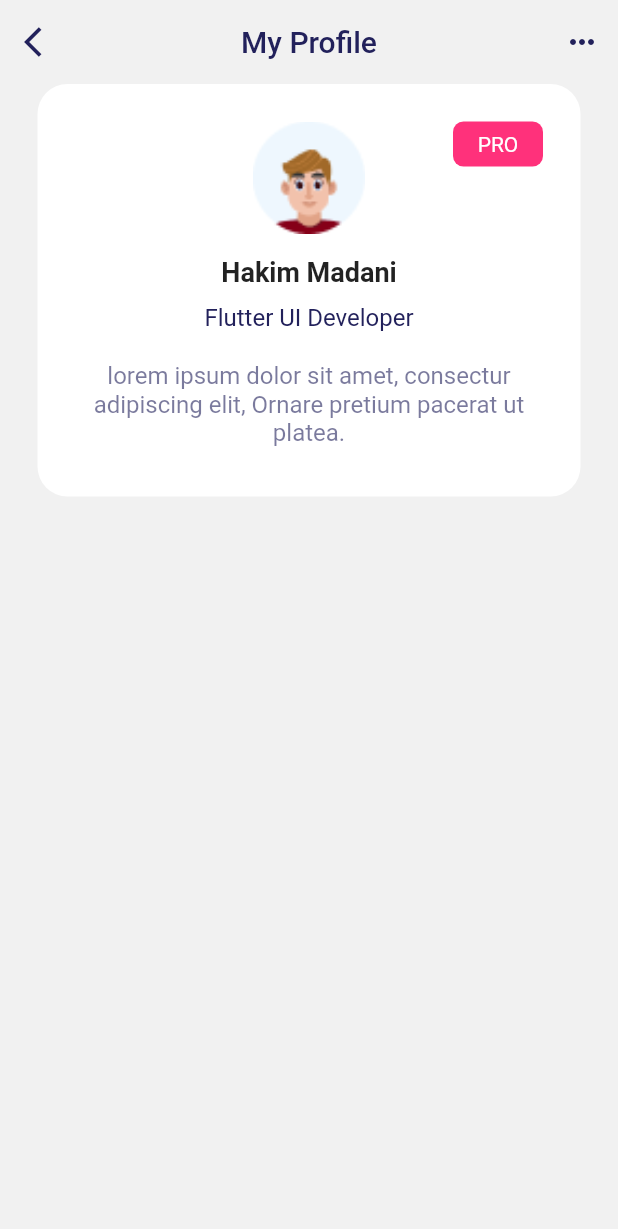
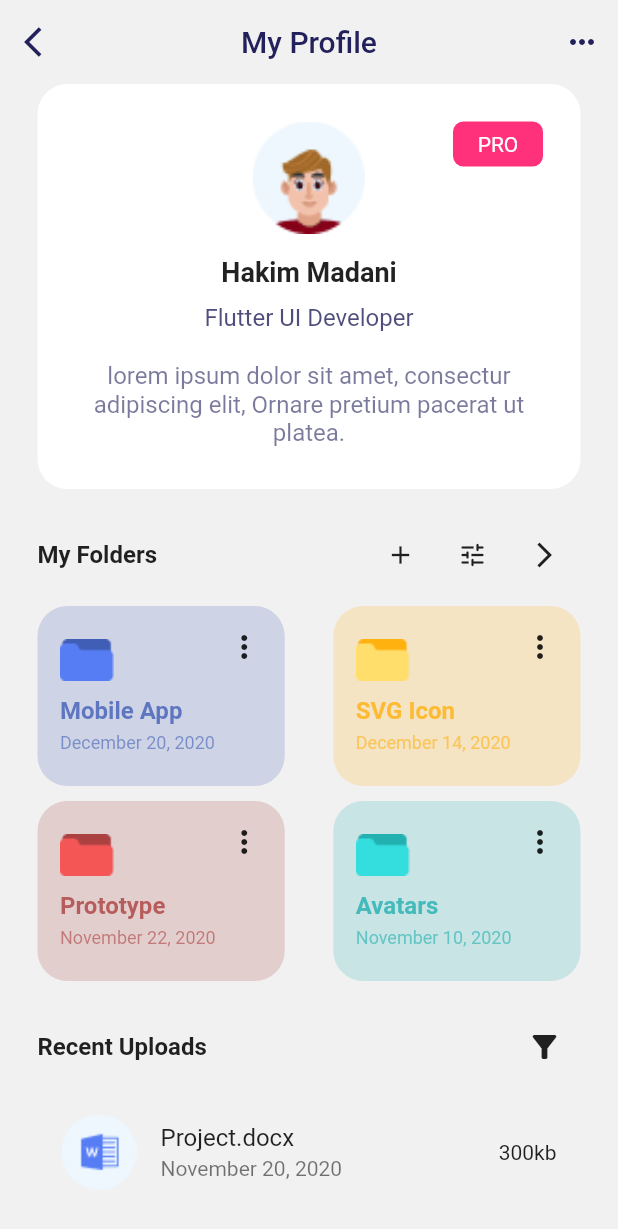
Before and after one commit to DVCone/dirbbox, a Flutter app: the ProfileView screen opened by its route, on a phone screen of 412 x 824 dp. Shown: the top 1229 px of the screen. Run offline on Flutter 3.47's test engine with Material 2 defaults, Android fonts, the phone set to English and light mode, and no system bars; our stand-ins replace get.

Commit message:
4 upload

```diff
--- a/lib/app/modules/login/views/login_view.dart
+++ b/lib/app/modules/login/views/login_view.dart
@@ -1,3 +1,5 @@
+import 'package:dirbbox/app/modules/profile/views/profile_view.dart';
+
 import 'package:flutter/material.dart';
 
 import 'package:get/get.dart';
@@ -54,8 +56,7 @@ class LoginView extends GetView<LoginController> {
                     "Best cloud storage platform for all bussiness and idividuals to manage their data\n\nJoin For Free",
                     style: TextStyle(
                       fontSize: 16,
-                      color: Color(0xFF22215B),
-                      fontWeight: FontWeight.w300,
+                      color: Color(0xFF22215B).withOpacity(0.6),
                     ),
                   ),
                 ),
@@ -64,11 +65,16 @@ class LoginView extends GetView<LoginController> {
                   mainAxisAlignment: MainAxisAlignment.spaceBetween,
                   children: [
                     ElevatedButton(
-                      onPressed: () {},
+                      onPressed: () {
+                        Get.to(ProfileView());
+                      },
                       child: Row(
                         mainAxisAlignment: MainAxisAlignment.center,
                         children: [
-                          Image.asset("assets/icons/finger.png"),
+                          Icon(
+                            Icons.fingerprint,
+                            color: Color(0xFF567DF4),
+                          ),
                           SizedBox(width: 10),
                           Text(
                             "Smart Id",
@@ -87,7 +93,9 @@ class LoginView extends GetView<LoginController> {
                       ),
                     ),
                     ElevatedButton(
-                      onPressed: () {},
+                      onPressed: () {
+                        Get.to(ProfileView());
+                      },
                       child: Row(
                         mainAxisAlignment: MainAxisAlignment.center,
                         children: [
@@ -98,7 +106,10 @@ class LoginView extends GetView<LoginController> {
                             ),
                           ),
                           SizedBox(width: 10),
-                          Image.asset("assets/icons/panah-kanan.png"),
+                          Icon(
+                            Icons.east,
+                            size: 20,
+                          ),
                         ],
                       ),
                       style: ElevatedButton.styleFrom(
@@ -117,8 +128,7 @@ class LoginView extends GetView<LoginController> {
                     "Use Social Login",
                     style: TextStyle(
                       fontSize: 16,
-                      color: Color(0xFF22215B),
-                      fontWeight: FontWeight.w400,
+                      color: Color(0xFF22215B).withOpacity(0.7),
                     ),
                   ),
                 ),
@@ -139,8 +149,7 @@ class LoginView extends GetView<LoginController> {
                     "Create an account",
                     style: TextStyle(
                       fontSize: 16,
-                      color: Color(0xFF22215B),
-                      fontWeight: FontWeight.w400,
+                      color: Color(0xFF22215B).withOpacity(0.7),
                     ),
                   ),
                 ),
--- a/lib/app/modules/profile/views/profile_view.dart
+++ b/lib/app/modules/profile/views/profile_view.dart
@@ -1,3 +1,4 @@
+import 'package:dirbbox/app/modules/login/views/login_view.dart';
 import 'package:flutter/material.dart';
 
 import 'package:get/get.dart';
@@ -13,7 +14,9 @@ class ProfileView extends GetView<ProfileController> {
         elevation: 0,
         backgroundColor: Color(0xFFF1F1F1),
         leading: IconButton(
-          onPressed: () {},
+          onPressed: () {
+            Get.to(LoginView());
+          },
           icon: Icon(
             Icons.arrow_back_ios,
             color: Color(0xFF22215B),
@@ -37,11 +40,12 @@ class ProfileView extends GetView<ProfileController> {
         ],
       ),
       body: ListView(
+        physics: BouncingScrollPhysics(),
+        padding: EdgeInsets.symmetric(horizontal: 25),
         children: [
           Container(
-            margin: EdgeInsets.symmetric(horizontal: 25),
             padding: EdgeInsets.all(25),
-            height: 275,
+            height: 270,
             decoration: BoxDecoration(
               color: Colors.white,
               borderRadius: BorderRadius.circular(20),
@@ -70,7 +74,7 @@ class ProfileView extends GetView<ProfileController> {
                     Text(
                       "Flutter UI Developer",
                       style: TextStyle(
-                        color: Color(0xFF22215B),
+                        color: Color(0xFF22215B).withOpacity(0.8),
                         fontSize: 16,
                       ),
                     ),
@@ -105,9 +109,174 @@ class ProfileView extends GetView<ProfileController> {
                 )
               ],
             ),
+          ),
+          SizedBox(height: 20),
+          Row(
+            mainAxisAlignment: MainAxisAlignment.spaceBetween,
+            children: [
+              Text(
+                "My Folders",
+                style: TextStyle(
+                  fontSize: 16,
+                  fontWeight: FontWeight.bold,
+                ),
+              ),
+              Row(
+                children: [
+                  IconButton(
+                    onPressed: () {},
+                    icon: Icon(
+                      Icons.add,
+                      size: 20,
+                    ),
+                  ),
+                  IconButton(
+                    onPressed: () {},
+                    icon: Icon(
+                      Icons.tune_rounded,
+                      size: 20,
+                    ),
+                  ),
+                  IconButton(
+                    onPressed: () {},
+                    icon: Icon(
+                      Icons.arrow_forward_ios,
+                      size: 20,
+                    ),
+                  ),
+                ],
+              ),
+            ],
+          ),
+          SizedBox(height: 10),
+          Row(
+            mainAxisAlignment: MainAxisAlignment.spaceBetween,
+            children: [
+              CardFolder(
+                image: Image.asset("assets/icons/folder-415EB6.png"),
+                title: "Mobile App",
+                date: "December 20, 2020",
+                color: Color(0xFF415EB6),
+              ),
+              CardFolder(
+                image: Image.asset("assets/icons/folder-FFB110.png"),
+                title: "SVG Icon",
+                date: "December 14, 2020",
+                color: Color(0xFFFFB110),
+              ),
+            ],
+          ),
+          SizedBox(height: 10),
+          Row(
+            mainAxisAlignment: MainAxisAlignment.spaceBetween,
+            children: [
+              CardFolder(
+                image: Image.asset("assets/icons/folder-AC4040.png"),
+                title: "Prototype",
+                date: "November 22, 2020",
+                color: Color(0xFFAC4040),
+              ),
+              CardFolder(
+                image: Image.asset("assets/icons/folder-23B0B0.png"),
+                title: "Avatars",
+                date: "November 10, 2020",
+                color: Color(0xFF23B0B0),
+              ),
+            ],
+          ),
+          SizedBox(height: 20),
+          Row(
+            mainAxisAlignment: MainAxisAlignment.spaceBetween,
+            children: [
+              Text(
+                "Recent Uploads",
+                style: TextStyle(
+                  fontSize: 16,
+                  fontWeight: FontWeight.bold,
+                ),
+              ),
+              IconButton(
+                onPressed: () {},
+                icon: Icon(Icons.filter_alt),
+              ),
+            ],
+          ),
+          SizedBox(height: 10),
+          ListTile(
+            leading: Container(
+              width: 50,
+              height: 50,
+              child: Image.asset(
+                "assets/icons/word.png",
+                fit: BoxFit.cover,
+              ),
+            ),
+            title: Text("Project.docx"),
+            subtitle: Text("November 20, 2020"),
+            trailing: Text("300kb"),
           )
         ],
       ),
     );
   }
 }
+
+class CardFolder extends StatelessWidget {
+  const CardFolder({
+    Key? key,
+    required this.title,
+    required this.date,
+    required this.color,
+    required this.image,
+  }) : super(key: key);
+
+  final String? title;
+  final String? date;
+  final Color? color;
+  final Image? image;
+
+  @override
+  Widget build(BuildContext context) {
+    return Container(
+      padding: EdgeInsets.all(15),
+      width: Get.width * 0.4,
+      height: 120,
+      decoration: BoxDecoration(
+        color: color!.withOpacity(0.2),
+        borderRadius: BorderRadius.circular(20),
+      ),
+      child: Stack(
+        children: [
+          Column(
+            mainAxisAlignment: MainAxisAlignment.center,
+            crossAxisAlignment: CrossAxisAlignment.start,
+            children: [
+              image!,
+              SizedBox(height: 10),
+              Text(
+                title!,
+                style: TextStyle(
+                  fontSize: 16,
+                  fontWeight: FontWeight.bold,
+                  color: color!.withOpacity(0.8),
+                ),
+              ),
+              SizedBox(height: 5),
+              Text(
+                date!,
+                style: TextStyle(
+                  fontSize: 12,
+                  color: color!.withOpacity(0.6),
+                ),
+              ),
+            ],
+          ),
+          Align(
+            alignment: Alignment.topRight,
+            child: Icon(Icons.more_vert),
+          )
+        ],
+      ),
+    );
+  }
+}
--- a/lib/main.dart
+++ b/lib/main.dart
@@ -9,7 +9,7 @@ void main() {
     GetMaterialApp(
       debugShowCheckedModeBanner: false,
       title: "Application",
-      initialRoute: Routes.PROFILE,
+      initialRoute: Routes.LOGIN,
       getPages: AppPages.routes,
     ),
   );
```
